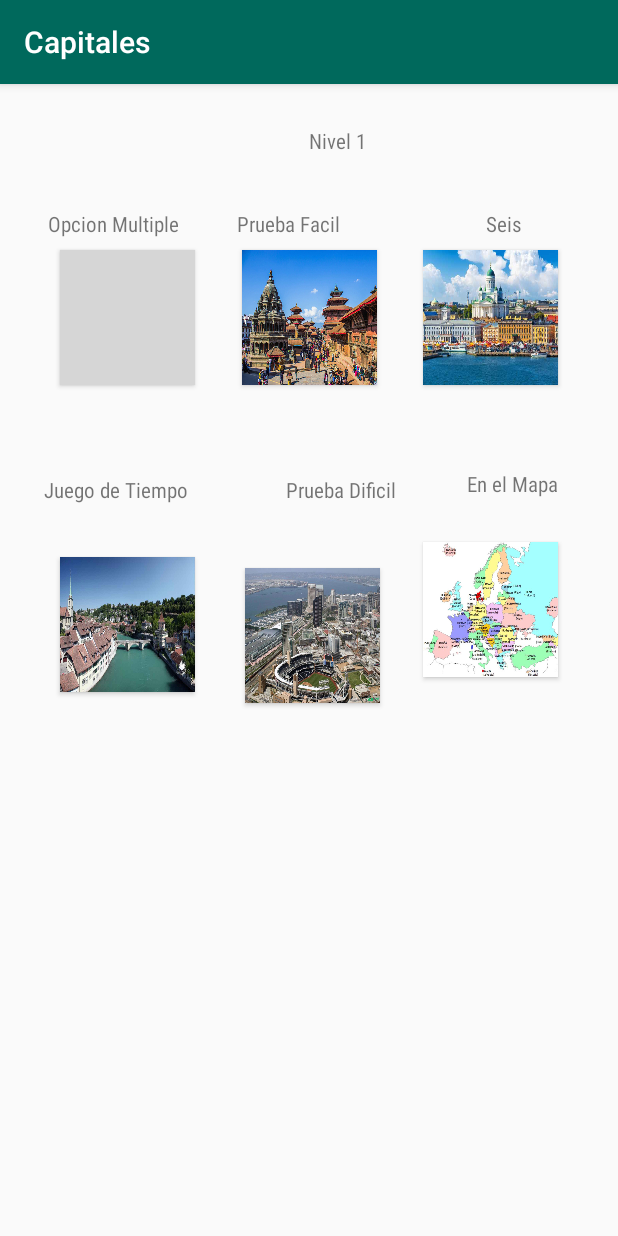
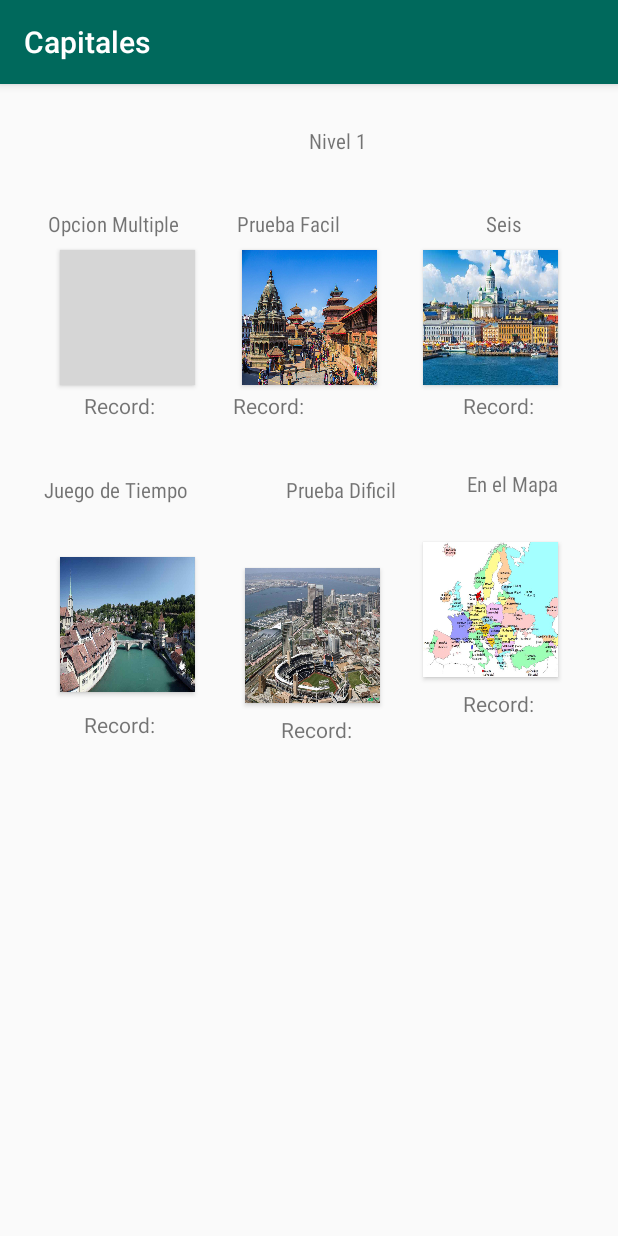
Before and after one commit to InteligenciaArtificial2018/Capitales, an Android app: the Nivel1 screen opened directly, with no data from a screen before it, on a phone screen of 412 x 824 dp. Run offline under Robolectric (Android 15) with nearby library versions, the light colour scheme and no system bars; grey boxes are pictures that could not be loaded.

Commit message:
Agregue los textview de record

```diff
--- a/app/src/main/AndroidManifest.xml
+++ b/app/src/main/AndroidManifest.xml
@@ -22,6 +22,10 @@
         <activity android:name=".Multiple" />
         <activity android:name=".Nivel2" />
         <activity android:name=".nivel3"></activity>
+
+
+
+
     </application>
 
 </manifest>
--- a/app/src/main/java/com/example/allan/capitales/Nivel1.kt
+++ b/app/src/main/java/com/example/allan/capitales/Nivel1.kt
@@ -3,6 +3,7 @@ package com.example.allan.capitales
 import android.content.Intent
 import android.support.v7.app.AppCompatActivity
 import android.os.Bundle
+import android.support.v7.app.ActionBar
 import android.widget.Button
 
 class Nivel1 : AppCompatActivity() {
@@ -10,6 +11,11 @@ class Nivel1 : AppCompatActivity() {
     override fun onCreate(savedInstanceState: Bundle?) {
         super.onCreate(savedInstanceState)
         setContentView(R.layout.activity_nivel1)
+
+
+
+
+
 
         val TAG = "com.example.allan.Nive1.MULTIPLE"
 
--- a/app/src/main/res/layout/activity_nivel1.xml
+++ b/app/src/main/res/layout/activity_nivel1.xml
@@ -169,4 +169,70 @@
         app:layout_constraintEnd_toEndOf="parent"
         app:layout_constraintTop_toBottomOf="@+id/textView5"
         app:layout_constraintVertical_bias="0.035" />
+
+    <TextView
+        android:id="@+id/tvRecordmultiple1"
+        android:layout_width="wrap_content"
+        android:layout_height="wrap_content"
+        android:layout_marginStart="56dp"
+        android:layout_marginTop="4dp"
+        android:text="@string/tvRecordmultiple1"
+        app:layout_constraintStart_toStartOf="parent"
+        app:layout_constraintTop_toBottomOf="@+id/btnMultiple2" />
+
+    <TextView
+        android:id="@+id/tvRecordfacil1"
+        android:layout_width="wrap_content"
+        android:layout_height="wrap_content"
+        android:layout_marginStart="52dp"
+        android:layout_marginTop="4dp"
+        android:layout_marginEnd="8dp"
+        android:text="@string/tvRecordfacil1"
+        app:layout_constraintEnd_toStartOf="@+id/tvRecordseis1"
+        app:layout_constraintHorizontal_bias="0.0"
+        app:layout_constraintStart_toEndOf="@+id/tvRecordmultiple1"
+        app:layout_constraintTop_toBottomOf="@+id/button4" />
+
+    <TextView
+        android:id="@+id/tvRecordseis1"
+        android:layout_width="wrap_content"
+        android:layout_height="wrap_content"
+        android:layout_marginTop="4dp"
+        android:layout_marginEnd="56dp"
+        android:text="@string/tvRecordseis1"
+        app:layout_constraintEnd_toEndOf="parent"
+        app:layout_constraintTop_toBottomOf="@+id/button7" />
+
+    <TextView
+        android:id="@+id/tvRecordtiempo1"
+        android:layout_width="wrap_content"
+        android:layout_height="wrap_content"
+        android:layout_marginStart="56dp"
+        android:layout_marginTop="12dp"
+        android:text="@string/tvRecordtiempo1"
+        app:layout_constraintStart_toStartOf="parent"
+        app:layout_constraintTop_toBottomOf="@+id/btnTiempo" />
+
+    <TextView
+        android:id="@+id/tvRecorddificil1"
+        android:layout_width="wrap_content"
+        android:layout_height="wrap_content"
+        android:layout_marginStart="8dp"
+        android:layout_marginTop="8dp"
+        android:layout_marginEnd="8dp"
+        android:text="@string/tvRecorddificil1"
+        app:layout_constraintEnd_toStartOf="@+id/tvRecordmapa1"
+        app:layout_constraintHorizontal_bias="0.536"
+        app:layout_constraintStart_toEndOf="@+id/tvRecordtiempo1"
+        app:layout_constraintTop_toBottomOf="@+id/btnDificil" />
+
+    <TextView
+        android:id="@+id/tvRecordmapa1"
+        android:layout_width="wrap_content"
+        android:layout_height="wrap_content"
+        android:layout_marginTop="8dp"
+        android:layout_marginEnd="56dp"
+        android:text="@string/tvRecordmapa1"
+        app:layout_constraintEnd_toEndOf="parent"
+        app:layout_constraintTop_toBottomOf="@+id/btnMapa" />
 </android.support.constraint.ConstraintLayout>
--- a/app/src/main/res/values/strings.xml
+++ b/app/src/main/res/values/strings.xml
@@ -10,6 +10,13 @@
     <string name="tvValorar">Valorar</string>
     <string name="tvAjustes">Ajustes</string>
     <string name="tvApps">Otras Apps</string>
+    <string name="tvRecordmultiple1">Record:</string>
+    <string name="tvRecordfacil1">Record:</string>
+    <string name="tvRecordseis1">Record:</string>
+    <string name="tvRecordtiempo1">Record:</string>
+    <string name="tvRecorddificil1">Record:</string>
+    <string name="tvRecordmapa1">Record:</string>
+
 
     //Estos son los button de la pantalla principal//
     <string name="btnNiveluno"></string>
```
